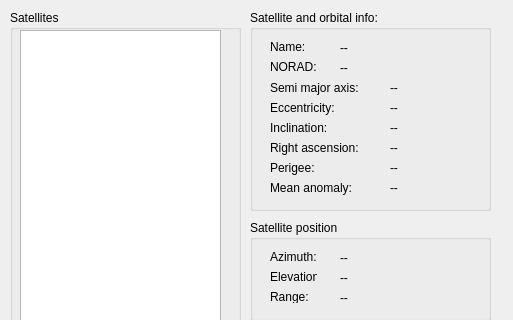
This is source/gui.ui in TomMladenov/simple-sat-browser as Qt 5 draws it before an edit; both pictures show x 0 to 513 and y 0 to 320 of the 513 by 470 pixel window. The edited form follows.
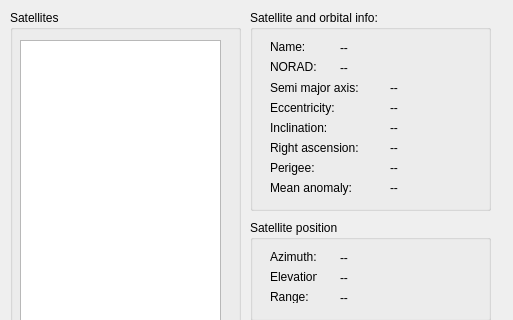
This is the edited form.

Commit message: decreased size of satlist to prevent overlap with name of groupbox

What changed in the file:
```diff
--- a/source/gui.ui
+++ b/source/gui.ui
@@ -29,9 +29,9 @@
     <property name="geometry">
      <rect>
       <x>10</x>
-      <y>20</y>
+      <y>30</y>
       <width>201</width>
-      <height>401</height>
+      <height>391</height>
      </rect>
     </property>
    </widget>
```
